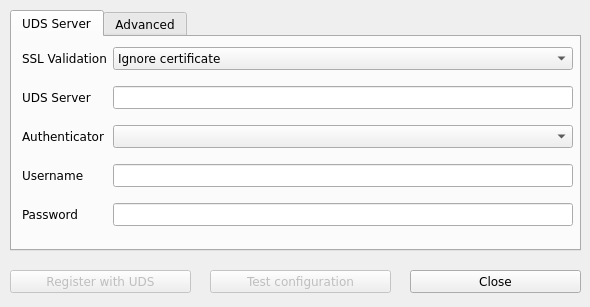
Above: actor/src/designer/setup-dialog.ui from VirtualCable/openuds before the change. Below: the same form after it.
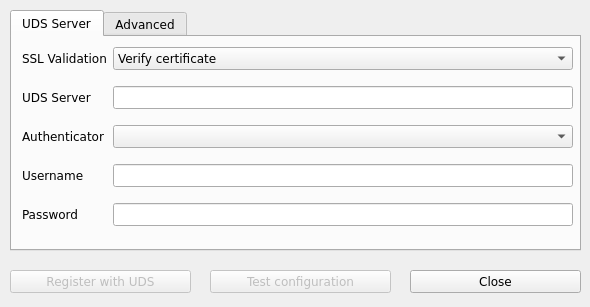
That is the form after the change. Icons and pictures are not drawn.

What changed in the file:
```diff
--- a/actor/src/designer/setup-dialog.ui
+++ b/actor/src/designer/setup-dialog.ui
@@ -224,6 +224,9 @@
         <property name="whatsThis">
          <string>&lt;html&gt;&lt;head/&gt;&lt;body&gt;&lt;p&gt;Select the security for communications with UDS Broker.&lt;/p&gt;&lt;p&gt;The recommended method of communication is &lt;span style=&quot; font-weight:600;&quot;&gt;Use SSL&lt;/span&gt;, but selection needs to be acording to your broker configuration.&lt;/p&gt;&lt;/body&gt;&lt;/html&gt;</string>
         </property>
+        <property name="currentIndex">
+         <number>1</number>
+        </property>
         <item>
          <property name="text">
           <string>Ignore certificate</string>
```
